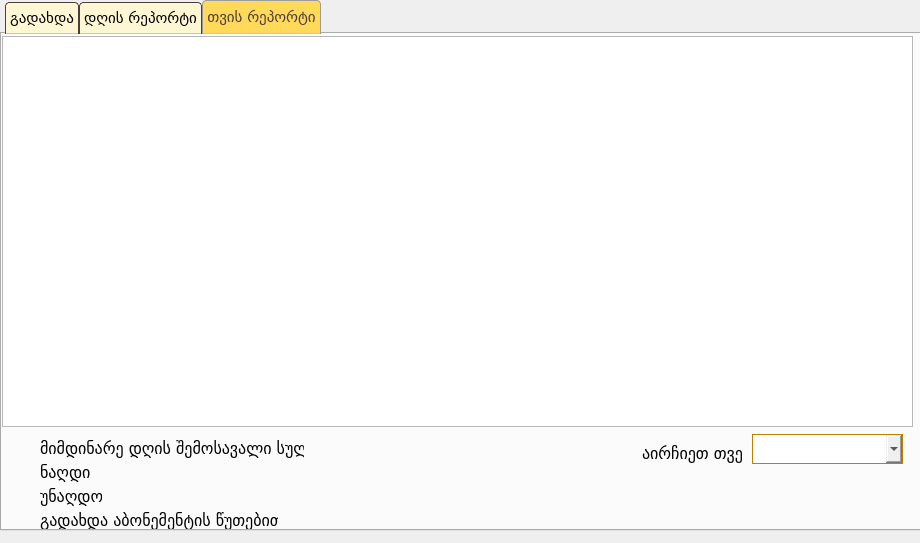
Old version of the form ui/pay.ui in the repository bekashvelidze/renew-commercial.
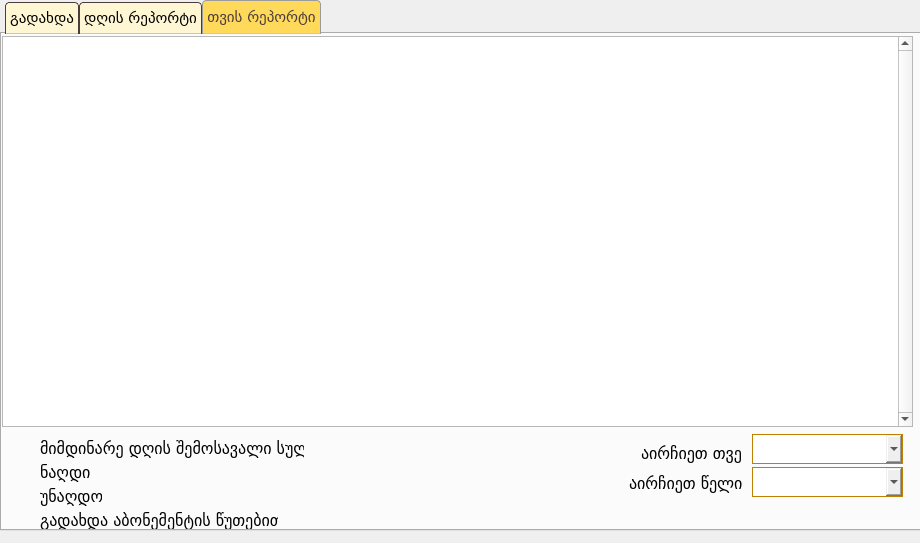
New version of the form. The open tabs and pages were chosen to show the change.

What changed in the file:
```diff
--- a/ui/pay.ui
+++ b/ui/pay.ui
@@ -801,7 +801,7 @@
     <widget class="QLabel" name="new_month_label_mon">
      <property name="geometry">
       <rect>
-       <x>640</x>
+       <x>639</x>
        <y>410</y>
        <width>100</width>
        <height>19</height>
@@ -986,6 +986,9 @@
      <property name="styleSheet">
       <string notr="true"/>
      </property>
+     <property name="verticalScrollBarPolicy">
+      <enum>Qt::ScrollBarAlwaysOn</enum>
+     </property>
      <property name="sortingEnabled">
       <bool>true</bool>
      </property>
@@ -1092,6 +1095,44 @@
       <bool>true</bool>
      </property>
     </widget>
+    <widget class="QLabel" name="new_year_label">
+     <property name="geometry">
+      <rect>
+       <x>627</x>
+       <y>440</y>
+       <width>117</width>
+       <height>19</height>
+      </rect>
+     </property>
+     <property name="font">
+      <font>
+       <family>BPG Nino Mtavruli</family>
+       <pointsize>12</pointsize>
+      </font>
+     </property>
+     <property name="text">
+      <string>აირჩიეთ წელი</string>
+     </property>
+    </widget>
+    <widget class="QComboBox" name="years_combo">
+     <property name="geometry">
+      <rect>
+       <x>750</x>
+       <y>433</y>
+       <width>151</width>
+       <height>30</height>
+      </rect>
+     </property>
+     <property name="font">
+      <font>
+       <family>BPG Nino Mtavruli</family>
+       <pointsize>11</pointsize>
+      </font>
+     </property>
+     <property name="editable">
+      <bool>true</bool>
+     </property>
+    </widget>
    </widget>
   </widget>
  </widget>
```
Left out of the diff: 6 changed lines with no effect on the pictures.
